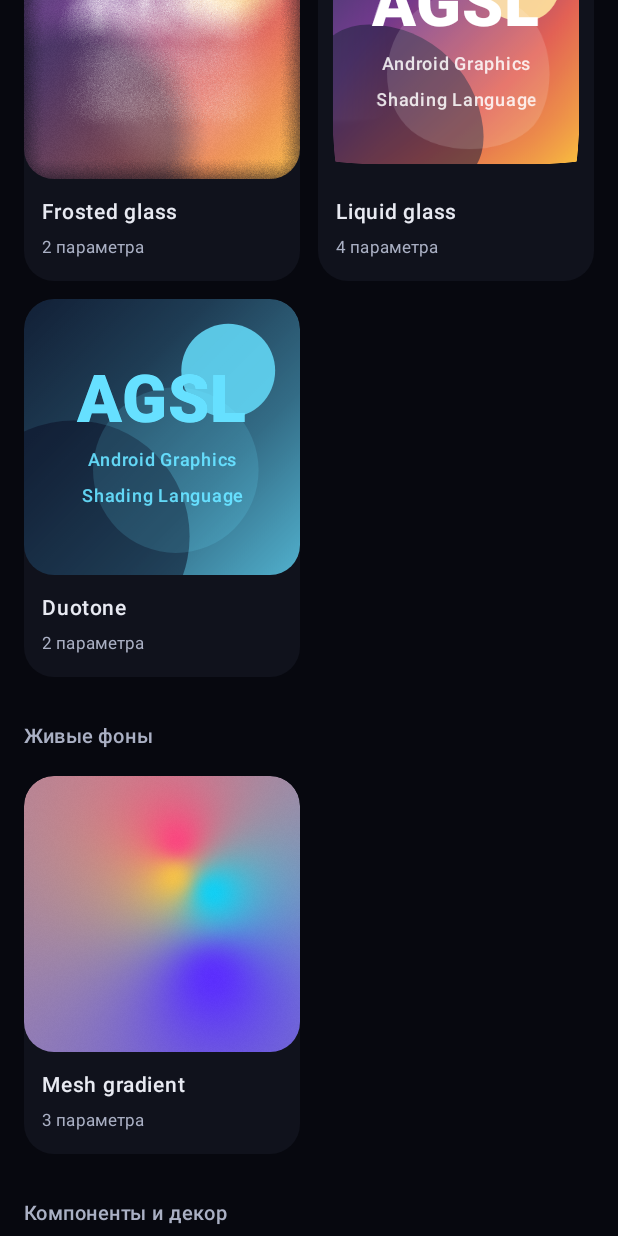
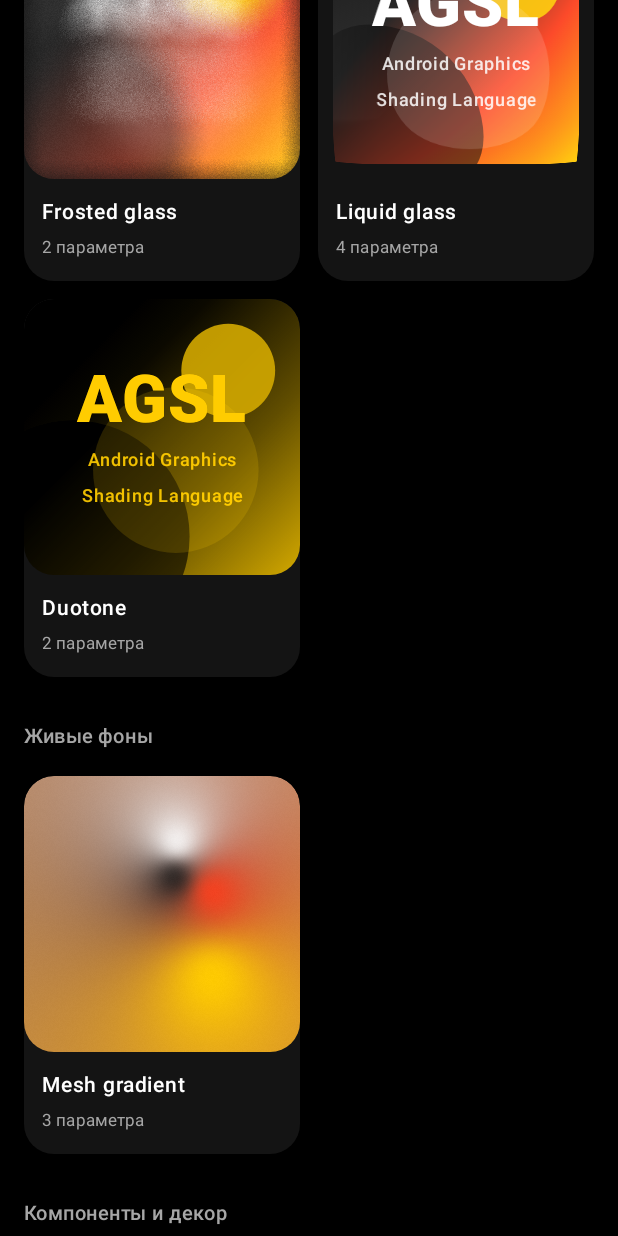
Before and after one commit to mikhail0vvlad/AGSL, an Android app built with Jetpack Compose: the screen it shows after launch (MainActivity), scrolled down 576 dp, on a phone screen of 412 x 824 dp. Run offline under Robolectric (Android 15) with nearby library versions, the light colour scheme and no system bars; our stand-ins replace Shimmer.

Commit message:
Перевести дефолты на фирменную палитру
Жёлтый #FFCC00, красный #FC3F1D, чёрный и белый — как значения по
умолчанию у duotone, meshGradient, animatedBorder, liquidFill и
ShimmerPlaceholder. Все параметры остаются перекрываемыми, меняются
только дефолты.

Витрина, тестовая картинка и рендерер превью переведены в те же цвета.
PRESETS в render_previews.py дублируют дефолты библиотеки, поэтому
правятся синхронно — иначе README перестаёт быть правдой про то, что
превью не могут разойтись с кодом.

```diff
--- a/agslfx/src/main/kotlin/com/mikhailov/agslfx/background/MeshGradient.kt
+++ b/agslfx/src/main/kotlin/com/mikhailov/agslfx/background/MeshGradient.kt
@@ -61,10 +61,10 @@ half4 main(float2 fragCoord) {
  */
 @Composable
 public fun Modifier.meshGradient(
-    color0: Color = Color(0xFF5B2CFF),
-    color1: Color = Color(0xFF00D4FF),
-    color2: Color = Color(0xFFFF3D81),
-    color3: Color = Color(0xFFFFC93C),
+    color0: Color = Color(0xFFFFCC00),
+    color1: Color = Color(0xFFFC3F1D),
+    color2: Color = Color(0xFFFFFFFF),
+    color3: Color = Color(0xFF1A1A1A),
     falloff: Float = 2.2f,
     spread: Float = 0.32f,
     speed: Float = 0.35f,
--- a/agslfx/src/main/kotlin/com/mikhailov/agslfx/component/Components.kt
+++ b/agslfx/src/main/kotlin/com/mikhailov/agslfx/component/Components.kt
@@ -20,7 +20,7 @@ import com.mikhailov.agslfx.effect.shimmer
 public fun ShimmerPlaceholder(
     modifier: Modifier = Modifier,
     shape: Shape = RectangleShape,
-    baseColor: Color = Color(0xFF23283A),
+    baseColor: Color = Color(0xFF1A1A1A),
     highlight: Color = Color.White.copy(alpha = 0.35f),
     speed: Float = 0.7f,
 ) {
--- a/agslfx/src/main/kotlin/com/mikhailov/agslfx/decor/AnimatedBorder.kt
+++ b/agslfx/src/main/kotlin/com/mikhailov/agslfx/decor/AnimatedBorder.kt
@@ -60,9 +60,9 @@ half4 main(float2 fragCoord) {
  */
 @Composable
 public fun Modifier.animatedBorder(
-    color0: Color = Color(0xFF00E5FF),
-    color1: Color = Color(0xFFB14BFF),
-    color2: Color = Color(0xFFFF4D8D),
+    color0: Color = Color(0xFFFFCC00),
+    color1: Color = Color(0xFFFC3F1D),
+    color2: Color = Color(0xFFFFFFFF),
     width: Dp = 2.dp,
     cornerRadius: Dp = 20.dp,
     glow: Float = 0.6f,
--- a/agslfx/src/main/kotlin/com/mikhailov/agslfx/decor/LiquidFill.kt
+++ b/agslfx/src/main/kotlin/com/mikhailov/agslfx/decor/LiquidFill.kt
@@ -57,8 +57,8 @@ half4 main(float2 fragCoord) {
 @Composable
 public fun Modifier.liquidFill(
     progress: Float,
-    fill: Color = Color(0xFF2B7BFF),
-    track: Color = Color(0xFF11162B),
+    fill: Color = Color(0xFFFFCC00),
+    track: Color = Color(0xFF141414),
     foam: Color = Color.White.copy(alpha = 0.65f),
     amplitude: Float = 0.03f,
     waves: Float = 1.6f,
--- a/agslfx/src/main/kotlin/com/mikhailov/agslfx/effect/Duotone.kt
+++ b/agslfx/src/main/kotlin/com/mikhailov/agslfx/effect/Duotone.kt
@@ -41,8 +41,8 @@ half4 main(float2 fragCoord) {
  */
 @Composable
 public fun Modifier.duotone(
-    shadow: Color = Color(0xFF0B1026),
-    highlight: Color = Color(0xFF66E0FF),
+    shadow: Color = Color(0xFF000000),
+    highlight: Color = Color(0xFFFFCC00),
     amount: Float = 1f,
     contrast: Float = 1.15f,
 ): Modifier = agslEffect(DuotoneProgram, animated = false) {
--- a/demo/src/main/kotlin/com/mikhailov/agslfx/demo/catalog/DemoCatalog.kt
+++ b/demo/src/main/kotlin/com/mikhailov/agslfx/demo/catalog/DemoCatalog.kt
@@ -241,7 +241,7 @@ val DemoCatalog: List<DemoEntry> = listOf(
                         .fillMaxWidth(0.8f)
                         .height(120.dp)
                         .clip(RoundedCornerShape(p.f("radius").dp))
-                        .background(Color(0xFF141828))
+                        .background(Color(0xFF141414))
                         .animatedBorder(
                             width = p.f("width").dp,
                             cornerRadius = p.f("radius").dp,
--- a/demo/src/main/kotlin/com/mikhailov/agslfx/demo/ui/GalleryScreen.kt
+++ b/demo/src/main/kotlin/com/mikhailov/agslfx/demo/ui/GalleryScreen.kt
@@ -80,7 +80,7 @@ private fun GalleryHeader() {
             Modifier
                 .fillMaxWidth()
                 .clip(RoundedCornerShape(24.dp))
-                .background(Color(0xFF0C0F1C))
+                .background(Color(0xFF141414))
                 .animatedBorder(cornerRadius = 24.dp, width = 1.5.dp, glow = 0.5f, speed = 0.7f)
                 .padding(20.dp)
         ) {
@@ -94,7 +94,7 @@ private fun GalleryHeader() {
                 Text(
                     text = "Библиотека шейдерных эффектов для Jetpack Compose.\n" +
                         "${DemoCatalog.size} эффектов, всё на AGSL, без единого drawable.",
-                    color = Color(0xFF9AA3BD),
+                    color = Color(0xFF8C8C8C),
                     fontSize = 13.sp,
                     modifier = Modifier.padding(top = 6.dp),
                 )
--- a/demo/src/main/kotlin/com/mikhailov/agslfx/demo/ui/SampleContent.kt
+++ b/demo/src/main/kotlin/com/mikhailov/agslfx/demo/ui/SampleContent.kt
@@ -30,10 +30,10 @@ fun SampleArtwork(modifier: Modifier = Modifier) {
         modifier.background(
             Brush.linearGradient(
                 colors = listOf(
-                    Color(0xFF1B1E4B),
-                    Color(0xFF6A2C86),
-                    Color(0xFFE0574A),
-                    Color(0xFFF7B733),
+                    Color(0xFF000000),
+                    Color(0xFF1A1A1A),
+                    Color(0xFFFC3F1D),
+                    Color(0xFFFFCC00),
                 ),
                 start = Offset.Zero,
                 end = Offset.Infinite,
@@ -43,12 +43,12 @@ fun SampleArtwork(modifier: Modifier = Modifier) {
         Canvas(Modifier.fillMaxSize()) {
             val r = size.minDimension
             drawCircle(
-                color = Color(0xFFFFE29A).copy(alpha = 0.9f),
+                color = Color(0xFFFFCC00).copy(alpha = 0.9f),
                 radius = r * 0.17f,
                 center = Offset(size.width * 0.74f, size.height * 0.26f),
             )
             drawCircle(
-                color = Color(0xFF0B0F2B).copy(alpha = 0.55f),
+                color = Color(0xFF000000).copy(alpha = 0.55f),
                 radius = r * 0.42f,
                 center = Offset(size.width * 0.18f, size.height * 0.86f),
             )
--- a/demo/src/main/kotlin/com/mikhailov/agslfx/demo/ui/Theme.kt
+++ b/demo/src/main/kotlin/com/mikhailov/agslfx/demo/ui/Theme.kt
@@ -6,16 +6,17 @@ import androidx.compose.runtime.Composable
 import androidx.compose.ui.graphics.Color
 
 private val DarkColors = darkColorScheme(
-    primary = Color(0xFF8FD3FF),
-    onPrimary = Color(0xFF04121F),
-    secondary = Color(0xFFC7A8FF),
-    background = Color(0xFF07080F),
-    onBackground = Color(0xFFE8EAF2),
-    surface = Color(0xFF10121C),
-    onSurface = Color(0xFFE8EAF2),
-    surfaceVariant = Color(0xFF1A1D2B),
-    onSurfaceVariant = Color(0xFFAAB0C4),
-    outline = Color(0xFF39405A),
+    primary = Color(0xFFFFCC00),
+    onPrimary = Color(0xFF000000),
+    secondary = Color(0xFFFC3F1D),
+    onSecondary = Color(0xFFFFFFFF),
+    background = Color(0xFF000000),
+    onBackground = Color(0xFFFFFFFF),
+    surface = Color(0xFF141414),
+    onSurface = Color(0xFFFFFFFF),
+    surfaceVariant = Color(0xFF1F1F1F),
+    onSurfaceVariant = Color(0xFFA6A6A6),
+    outline = Color(0xFF333333),
 )
 
 @Composable
```
Also changed, not shown: demo/src/main/kotlin/com/mikhailov/agslfx/demo/ui/DetailScreen.kt (+4 -4 lines), 1 other file.
